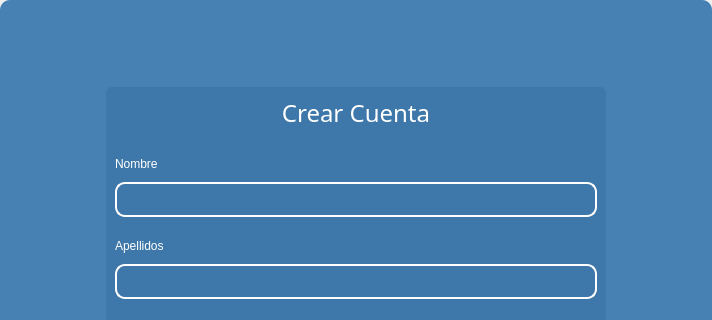
Before: the Qt Designer form GUI Login/sign-in.ui in Juankapy/Programacion-app, drawn with Qt 5; both pictures show x 0 to 712 and y 0 to 320 of the 712 by 728 pixel window.
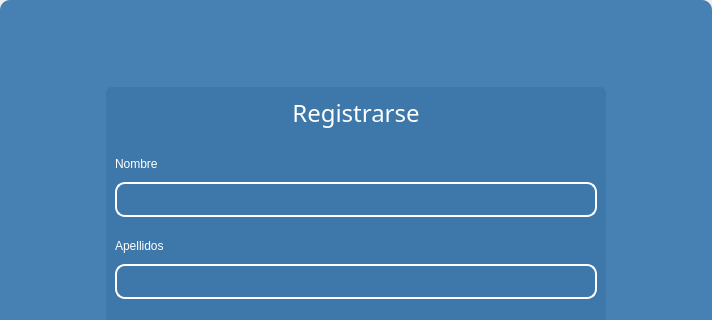
After: the same form once the commit is applied. Icons and pictures are not drawn.

```diff
--- a/GUI Login/sign-in.ui
+++ b/GUI Login/sign-in.ui
@@ -374,7 +374,7 @@
                   <string notr="true">font: 63 18pt &quot;Bahnschrift SemiBold&quot;;</string>
                  </property>
                  <property name="text">
-                  <string>Crear Cuenta</string>
+                  <string>Registrarse</string>
                  </property>
                  <property name="alignment">
                   <set>Qt::AlignCenter</set>
```
